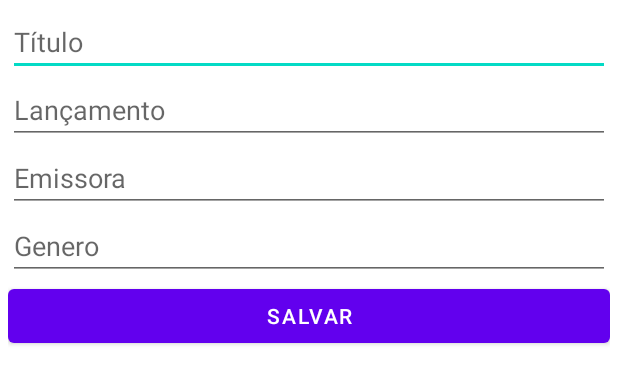
After one commit to Guilherme-tr/SeriesManager, an Android app: the layout activity_serie.xml on its own in the app's theme, with its tools: preview values and no code run, on a phone screen of 412 x 824 dp. The commit adds this screen. Shown: the top 384 px of the screen. Run offline under Robolectric (Android 15) with nearby library versions, the phone set to English and light mode, and no system bars.

Commit message:
mandando nova serie para ActivityMain

```diff
--- /dev/null
+++ b/app/src/main/res/layout/activity_serie.xml
@@ -0,0 +1,66 @@
+<?xml version="1.0" encoding="utf-8"?>
+<androidx.constraintlayout.widget.ConstraintLayout xmlns:android="http://schemas.android.com/apk/res/android"
+    xmlns:app="http://schemas.android.com/apk/res-auto"
+    xmlns:tools="http://schemas.android.com/tools"
+    android:layout_width="match_parent"
+    android:layout_height="match_parent"
+    android:padding="5dp"
+    tools:context=".SerieActivity">
+
+    <EditText
+        android:id="@+id/tituloEt"
+        android:layout_width="0dp"
+        android:layout_height="wrap_content"
+        android:ems="10"
+        android:inputType="textPersonName"
+        android:hint="Título"
+        app:layout_constraintEnd_toEndOf="parent"
+        app:layout_constraintStart_toStartOf="parent"
+        app:layout_constraintTop_toTopOf="parent" />
+
+    <EditText
+        android:id="@+id/lancamentoEt"
+        android:layout_width="0dp"
+        android:layout_height="wrap_content"
+        android:ems="10"
+        android:inputType="textPersonName"
+        android:hint="Lançamento"
+        app:layout_constraintEnd_toEndOf="parent"
+        app:layout_constraintStart_toStartOf="parent"
+        app:layout_constraintTop_toBottomOf="@+id/tituloEt"  />
+
+    <EditText
+        android:id="@+id/emissoraEt"
+        android:layout_width="0dp"
+        android:layout_height="wrap_content"
+        android:ems="10"
+        android:inputType="textPersonName"
+        android:hint="Emissora"
+        app:layout_constraintEnd_toEndOf="parent"
+        app:layout_constraintStart_toStartOf="parent"
+        app:layout_constraintTop_toBottomOf="@+id/lancamentoEt"  />
+
+    <EditText
+        android:id="@+id/generoEt"
+        android:layout_width="0dp"
+        android:layout_height="wrap_content"
+        android:ems="10"
+        android:inputType="textPersonName"
+        android:hint="Genero"
+        app:layout_constraintEnd_toEndOf="parent"
+        app:layout_constraintStart_toStartOf="parent"
+        app:layout_constraintTop_toBottomOf="@+id/emissoraEt"  />
+
+
+    <Button
+        android:id="@+id/salvarBt"
+        android:layout_width="match_parent"
+        android:layout_height="wrap_content"
+        android:padding="5dp"
+        android:text="Salvar"
+        app:layout_constraintEnd_toEndOf="parent"
+        app:layout_constraintStart_toStartOf="parent"
+        app:layout_constraintTop_toBottomOf="@+id/generoEt" />
+
+
+</androidx.constraintlayout.widget.ConstraintLayout>
```
Also changed, not shown: app/src/main/java/br/edu/ifsp/scl/ads/pdm/seriesmanager/MainActivity.kt (+35 -0 lines), app/src/main/java/br/edu/ifsp/scl/ads/pdm/seriesmanager/SerieActivity.java (added, +37 -0 lines), app/src/main/res/drawable-anydpi/ic_adicionar_serie.xml (added, +11 -0 lines), app/src/main/res/menu/manu_main.xml (added, +12 -0 lines), app/src/main/res/drawable-hdpi/ic_adicionar_serie.png (added), app/src/main/res/drawable-mdpi/ic_adicionar_serie.png (added), app/src/main/res/drawable-xhdpi/ic_adicionar_serie.png (added), app/src/main/res/drawable-xxhdpi/ic_adicionar_serie.png (added).
